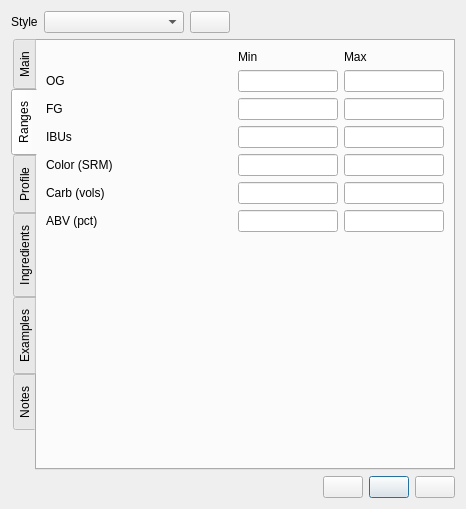
Brewken/brewken, file ui/styleEditor.ui: the form before one commit.
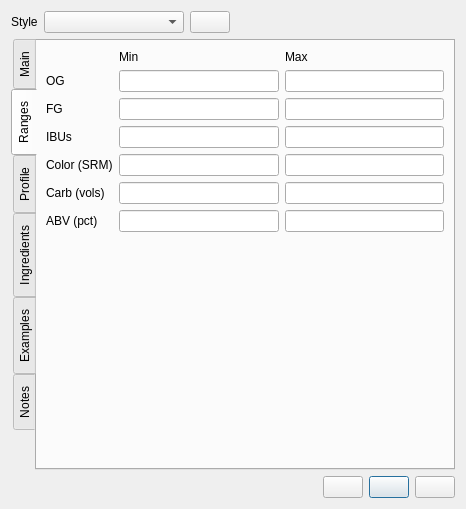
The form after the commit. The open tabs and pages were chosen to show the change. Icons and pictures are not drawn. Custom widgets are drawn as their Qt base class.

Commit message: Small tweak to input field widths

What changed in the file:
```diff
--- a/ui/styleEditor.ui
+++ b/ui/styleEditor.ui
@@ -425,7 +425,7 @@
        <item row="3" column="2">
         <widget class="BtGenericEdit" name="lineEdit_ibuMax">
          <property name="sizePolicy">
-          <sizepolicy hsizetype="Fixed" vsizetype="Fixed">
+          <sizepolicy hsizetype="Expanding" vsizetype="Fixed">
            <horstretch>100</horstretch>
            <verstretch>0</verstretch>
           </sizepolicy>
@@ -436,12 +436,6 @@
            <height>0</height>
           </size>
          </property>
-         <property name="maximumSize">
-          <size>
-           <width>100</width>
-           <height>16777215</height>
-          </size>
-         </property>
          <property name="editField" stdset="0">
           <string notr="true">ibuMax</string>
          </property>
@@ -450,7 +444,7 @@
        <item row="4" column="1">
         <widget class="BtColorEdit" name="lineEdit_colorMin">
          <property name="sizePolicy">
-          <sizepolicy hsizetype="Fixed" vsizetype="Fixed">
+          <sizepolicy hsizetype="Expanding" vsizetype="Fixed">
            <horstretch>100</horstretch>
            <verstretch>0</verstretch>
           </sizepolicy>
@@ -461,12 +455,6 @@
            <height>0</height>
           </size>
          </property>
-         <property name="maximumSize">
-          <size>
-           <width>100</width>
-           <height>16777215</height>
-          </size>
-         </property>
          <property name="editField" stdset="0">
           <string notr="true">colorMin_srm</string>
          </property>
@@ -475,7 +463,7 @@
        <item row="6" column="2">
         <widget class="BtGenericEdit" name="lineEdit_abvMax">
          <property name="sizePolicy">
-          <sizepolicy hsizetype="Fixed" vsizetype="Fixed">
+          <sizepolicy hsizetype="Expanding" vsizetype="Fixed">
            <horstretch>100</horstretch>
            <verstretch>0</verstretch>
           </sizepolicy>
@@ -486,12 +474,6 @@
            <height>0</height>
           </size>
          </property>
-         <property name="maximumSize">
-          <size>
-           <width>100</width>
-           <height>16777215</height>
-          </size>
-         </property>
          <property name="editField" stdset="0">
           <string notr="true">abvMax_pct</string>
          </property>
@@ -507,7 +489,7 @@
        <item row="5" column="1">
         <widget class="BtGenericEdit" name="lineEdit_carbMin">
          <property name="sizePolicy">
-          <sizepolicy hsizetype="Fixed" vsizetype="Fixed">
+          <sizepolicy hsizetype="Expanding" vsizetype="Fixed">
            <horstretch>100</horstretch>
            <verstretch>0</verstretch>
           </sizepolicy>
@@ -518,12 +500,6 @@
            <height>0</height>
           </size>
          </property>
-         <property name="maximumSize">
-          <size>
-           <width>100</width>
-           <height>16777215</height>
-          </size>
-         </property>
          <property name="editField" stdset="0">
           <string notr="true">carbMin_vol</string>
          </property>
@@ -552,7 +528,7 @@
        <item row="1" column="1">
         <widget class="BtDensityEdit" name="lineEdit_ogMin">
          <property name="sizePolicy">
-          <sizepolicy hsizetype="Fixed" vsizetype="Fixed">
+          <sizepolicy hsizetype="Expanding" vsizetype="Fixed">
            <horstretch>100</horstretch>
            <verstretch>0</verstretch>
           </sizepolicy>
@@ -563,12 +539,6 @@
            <height>0</height>
           </size>
          </property>
-         <property name="maximumSize">
-          <size>
-           <width>100</width>
-           <height>16777215</height>
-          </size>
-         </property>
          <property name="editField" stdset="0">
           <string notr="true">ogMin</string>
          </property>
@@ -577,7 +547,7 @@
        <item row="3" column="1">
         <widget class="BtGenericEdit" name="lineEdit_ibuMin">
          <property name="sizePolicy">
-          <sizepolicy hsizetype="Fixed" vsizetype="Fixed">
+          <sizepolicy hsizetype="Expanding" vsizetype="Fixed">
            <horstretch>100</horstretch>
            <verstretch>0</verstretch>
           </sizepolicy>
@@ -588,12 +558,6 @@
            <height>0</height>
           </size>
          </property>
-         <property name="maximumSize">
-          <size>
-           <width>100</width>
-           <height>16777215</height>
-          </size>
-         </property>
          <property name="editField" stdset="0">
           <string notr="true">ibuMin</string>
          </property>
@@ -602,7 +566,7 @@
        <item row="1" column="2">
         <widget class="BtDensityEdit" name="lineEdit_ogMax">
          <property name="sizePolicy">
-          <sizepolicy hsizetype="Fixed" vsizetype="Fixed">
+          <sizepolicy hsizetype="Expanding" vsizetype="Fixed">
            <horstretch>100</horstretch>
            <verstretch>0</verstretch>
           </sizepolicy>
@@ -613,12 +577,6 @@
            <height>0</height>
           </size>
          </property>
-         <property name="maximumSize">
-          <size>
-           <width>100</width>
-           <height>16777215</height>
-          </size>
-         </property>
          <property name="editField" stdset="0">
           <string notr="true">ogMax</string>
          </property>
@@ -627,7 +585,7 @@
        <item row="4" column="2">
         <widget class="BtColorEdit" name="lineEdit_colorMax">
          <property name="sizePolicy">
-          <sizepolicy hsizetype="Fixed" vsizetype="Fixed">
+          <sizepolicy hsizetype="Expanding" vsizetype="Fixed">
            <horstretch>100</horstretch>
            <verstretch>0</verstretch>
           </sizepolicy>
@@ -638,12 +596,6 @@
            <height>0</height>
           </size>
          </property>
-         <property name="maximumSize">
-          <size>
-           <width>100</width>
-           <height>16777215</height>
-          </size>
-         </property>
          <property name="editField" stdset="0">
           <string notr="true">colorMax_srm</string>
          </property>
@@ -652,7 +604,7 @@
        <item row="2" column="1">
         <widget class="BtDensityEdit" name="lineEdit_fgMin">
          <property name="sizePolicy">
-          <sizepolicy hsizetype="Fixed" vsizetype="Fixed">
+          <sizepolicy hsizetype="Expanding" vsizetype="Fixed">
            <horstretch>100</horstretch>
            <verstretch>0</verstretch>
           </sizepolicy>
@@ -663,12 +615,6 @@
            <height>0</height>
           </size>
          </property>
-         <property name="maximumSize">
-          <size>
-           <width>100</width>
-           <height>16777215</height>
-          </size>
-         </property>
          <property name="editField" stdset="0">
           <string notr="true">fgMin</string>
          </property>
@@ -684,7 +630,7 @@
        <item row="2" column="2">
         <widget class="BtDensityEdit" name="lineEdit_fgMax">
          <property name="sizePolicy">
-          <sizepolicy hsizetype="Fixed" vsizetype="Fixed">
+          <sizepolicy hsizetype="Expanding" vsizetype="Fixed">
            <horstretch>100</horstretch>
            <verstretch>0</verstretch>
           </sizepolicy>
@@ -695,12 +641,6 @@
            <height>0</height>
           </size>
          </property>
-         <property name="maximumSize">
-          <size>
-           <width>100</width>
-           <height>16777215</height>
-          </size>
-         </property>
          <property name="editField" stdset="0">
           <string notr="true">fgMax</string>
          </property>
@@ -722,7 +662,7 @@
        <item row="6" column="1">
         <widget class="BtGenericEdit" name="lineEdit_abvMin">
          <property name="sizePolicy">
-          <sizepolicy hsizetype="Fixed" vsizetype="Fixed">
+          <sizepolicy hsizetype="Expanding" vsizetype="Fixed">
            <horstretch>100</horstretch>
            <verstretch>0</verstretch>
           </sizepolicy>
@@ -733,12 +673,6 @@
            <height>0</height>
           </size>
          </property>
-         <property name="maximumSize">
-          <size>
-           <width>100</width>
-           <height>16777215</height>
-          </size>
-         </property>
          <property name="editField" stdset="0">
           <string notr="true">abvMin_pct</string>
          </property>
@@ -760,7 +694,7 @@
        <item row="5" column="2">
         <widget class="BtGenericEdit" name="lineEdit_carbMax">
          <property name="sizePolicy">
-          <sizepolicy hsizetype="Fixed" vsizetype="Fixed">
+          <sizepolicy hsizetype="Expanding" vsizetype="Fixed">
            <horstretch>100</horstretch>
            <verstretch>0</verstretch>
           </sizepolicy>
@@ -771,12 +705,6 @@
            <height>0</height>
           </size>
          </property>
-         <property name="maximumSize">
-          <size>
-           <width>100</width>
-           <height>16777215</height>
-          </size>
-         </property>
          <property name="editField" stdset="0">
           <string notr="true">carbMax_vol</string>
          </property>
```
The commit also changes 2 other files.
